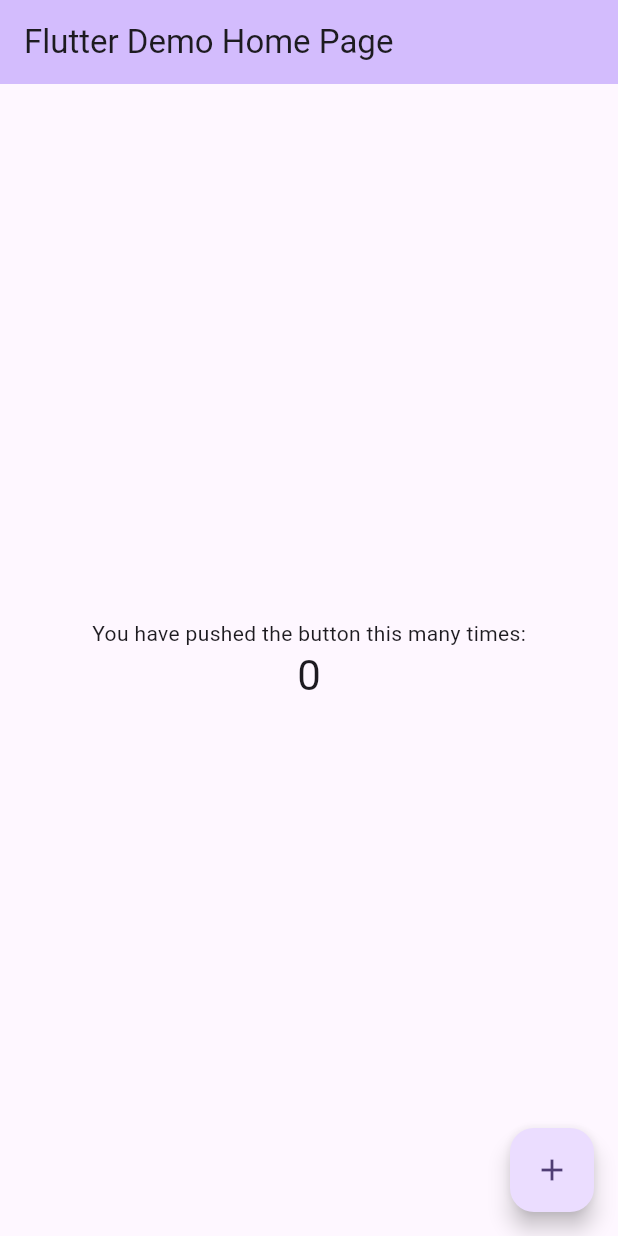
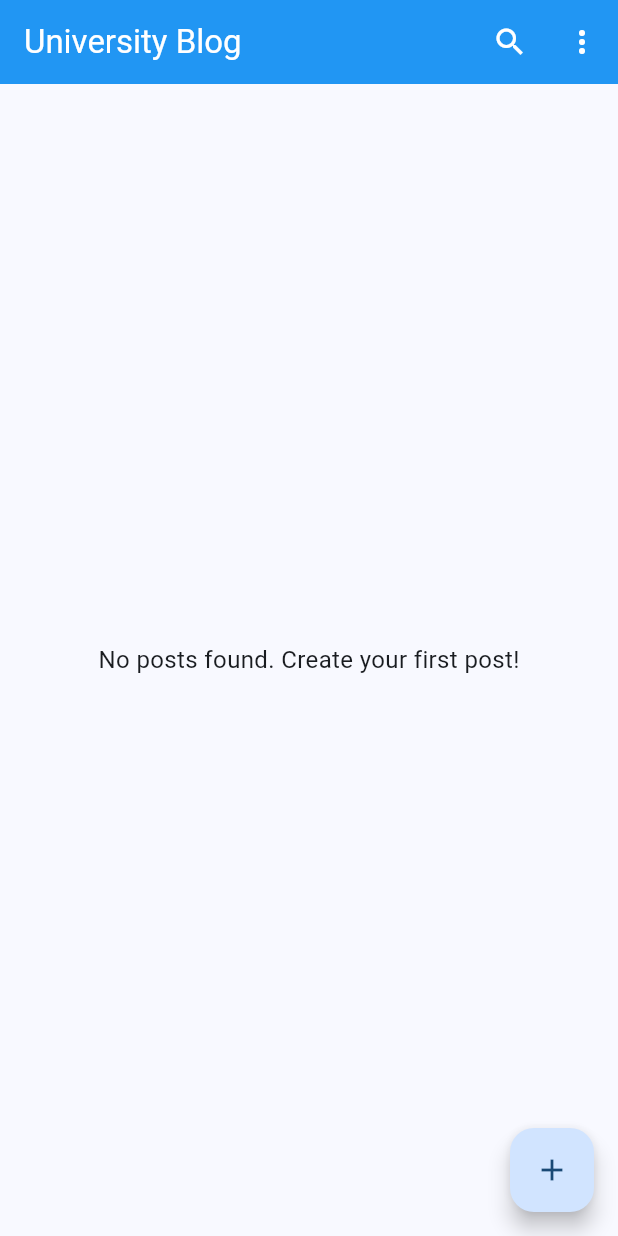
Before and after one commit to kamel404/CourseTrack, a Flutter app: the screen it shows after launch, on a phone screen of 412 x 824 dp. Run offline on Flutter 3.47's test engine with Material 3 defaults, Android fonts, the phone set to English and light mode, and no system bars; our stand-ins replace image_picker, sqflite; accounts and stored records are empty.

Commit message:
Home Screen done

```diff
--- a/lib/main.dart
+++ b/lib/main.dart
@@ -1,4 +1,7 @@
 import 'package:flutter/material.dart';
+import 'package:provider/provider.dart';
+import 'package:coursetrack/providers/post_provider.dart';
+import 'package:coursetrack/screens/home_screen.dart';
 
 void main() {
   runApp(const MyApp());
@@ -7,116 +10,25 @@ void main() {
 class MyApp extends StatelessWidget {
   const MyApp({super.key});
 
-  // This widget is the root of your application.
   @override
   Widget build(BuildContext context) {
-    return MaterialApp(
-      title: 'Flutter Demo',
-      theme: ThemeData(
-        // This is the theme of your application.
-        //
-        // TRY THIS: Try running your application with "flutter run". You'll see
-        // the application has a purple toolbar. Then, without quitting the app,
-        // try changing the seedColor in the colorScheme below to Colors.green
-        // and then invoke "hot reload" (save your changes or press the "hot
-        // reload" button in a Flutter-supported IDE, or press "r" if you used
-        // the command line to start the app).
-        //
-        // Notice that the counter didn't reset back to zero; the application
-        // state is not lost during the reload. To reset the state, use hot
-        // restart instead.
-        //
-        // This works for code too, not just values: Most code changes can be
-        // tested with just a hot reload.
-        colorScheme: ColorScheme.fromSeed(seedColor: Colors.deepPurple),
+    return ChangeNotifierProvider(
+      create: (context) => PostProvider(),
+      child: MaterialApp(
+        title: 'University Blog',
+        debugShowCheckedModeBanner: false,
+        theme: ThemeData(
+          useMaterial3: true,
+          colorScheme: ColorScheme.fromSeed(seedColor: Colors.blue),
+          appBarTheme: const AppBarTheme(
+            elevation: 0,
+            centerTitle: false,
+            foregroundColor: Colors.white,
+            backgroundColor: Colors.blue,
+          ),
+        ),
+        home: const HomeScreen(),
       ),
-      home: const MyHomePage(title: 'Flutter Demo Home Page'),
     );
   }
 }
-
-class MyHomePage extends StatefulWidget {
-  const MyHomePage({super.key, required this.title});
-
-  // This widget is the home page of your application. It is stateful, meaning
-  // that it has a State object (defined below) that contains fields that affect
-  // how it looks.
-
-  // This class is the configuration for the state. It holds the values (in this
-  // case the title) provided by the parent (in this case the App widget) and
-  // used by the build method of the State. Fields in a Widget subclass are
-  // always marked "final".
-
-  final String title;
-
-  @override
-  State<MyHomePage> createState() => _MyHomePageState();
-}
-
-class _MyHomePageState extends State<MyHomePage> {
-  int _counter = 0;
-
-  void _incrementCounter() {
-    setState(() {
-      // This call to setState tells the Flutter framework that something has
-      // changed in this State, which causes it to rerun the build method below
-      // so that the display can reflect the updated values. If we changed
-      // _counter without calling setState(), then the build method would not be
-      // called again, and so nothing would appear to happen.
-      _counter++;
-    });
-  }
-
-  @override
-  Widget build(BuildContext context) {
-    // This method is rerun every time setState is called, for instance as done
-    // by the _incrementCounter method above.
-    //
-    // The Flutter framework has been optimized to make rerunning build methods
-    // fast, so that you can just rebuild anything that needs updating rather
-    // than having to individually change instances of widgets.
-    return Scaffold(
-      appBar: AppBar(
-        // TRY THIS: Try changing the color here to a specific color (to
-        // Colors.amber, perhaps?) and trigger a hot reload to see the AppBar
-        // change color while the other colors stay the same.
-        backgroundColor: Theme.of(context).colorScheme.inversePrimary,
-        // Here we take the value from the MyHomePage object that was created by
-        // the App.build method, and use it to set our appbar title.
-        title: Text(widget.title),
-      ),
-      body: Center(
-        // Center is a layout widget. It takes a single child and positions it
-        // in the middle of the parent.
-        child: Column(
-          // Column is also a layout widget. It takes a list of children and
-          // arranges them vertically. By default, it sizes itself to fit its
-          // children horizontally, and tries to be as tall as its parent.
-          //
-          // Column has various properties to control how it sizes itself and
-          // how it positions its children. Here we use mainAxisAlignment to
-          // center the children vertically; the main axis here is the vertical
-          // axis because Columns are vertical (the cross axis would be
-          // horizontal).
-          //
-          // TRY THIS: Invoke "debug painting" (choose the "Toggle Debug Paint"
-          // action in the IDE, or press "p" in the console), to see the
-          // wireframe for each widget.
-          mainAxisAlignment: MainAxisAlignment.center,
-          children: <Widget>[
-            const Text('You have pushed the button this many times:'),
-            Text(
-              '$_counter',
-              style: Theme.of(context).textTheme.headlineMedium,
-            ),
-          ],
-        ),
-      ),
-      floatingActionButton: FloatingActionButton(
-        onPressed: _incrementCounter,
-        tooltip: 'Increment',
-        child: const Icon(Icons.add),
-      ), // This trailing comma makes auto-formatting nicer for build methods.
-    );
-  }
-}
--- a/lib/screens/home_screen.dart
+++ b/lib/screens/home_screen.dart
@@ -0,0 +1,270 @@
+import 'dart:io';
+import 'package:flutter/material.dart';
+import 'package:provider/provider.dart';
+import 'package:coursetrack/models/blog_post.dart';
+import 'package:coursetrack/providers/post_provider.dart';
+import 'package:coursetrack/screens/add_post_screen.dart';
+
+class HomeScreen extends StatefulWidget {
+  const HomeScreen({super.key});
+
+  @override
+  State<HomeScreen> createState() => _HomeScreenState();
+}
+
+class _HomeScreenState extends State<HomeScreen> {
+  final TextEditingController _searchController = TextEditingController();
+  bool _isSearching = false;
+  final String _username = 'student1'; // Simulated current user
+
+  @override
+  void initState() {
+    super.initState();
+    // Load all posts when screen initializes
+    // Capture the provider before the async gap
+    final postProvider = Provider.of<PostProvider>(context, listen: false);
+    Future.microtask(() {
+      postProvider.fetchAllPosts();
+    });
+  }
+
+  @override
+  void dispose() {
+    _searchController.dispose();
+    super.dispose();
+  }
+
+  void _toggleSearch() {
+    setState(() {
+      _isSearching = !_isSearching;
+      if (!_isSearching) {
+        _searchController.clear();
+        // Reset to show all posts
+        Provider.of<PostProvider>(context, listen: false).fetchAllPosts();
+      }
+    });
+  }
+
+  void _performSearch(String query) {
+    if (query.trim().isEmpty) {
+      Provider.of<PostProvider>(context, listen: false).fetchAllPosts();
+    } else {
+      Provider.of<PostProvider>(context, listen: false).searchPosts(query);
+    }
+  }
+
+  void _showMyPosts() {
+    Provider.of<PostProvider>(context, listen: false).fetchUserPosts(_username);
+  }
+
+  void _showAllPosts() {
+    Provider.of<PostProvider>(context, listen: false).fetchAllPosts();
+  }
+
+  @override
+  Widget build(BuildContext context) {
+    return Scaffold(
+      appBar: AppBar(
+        title: _isSearching
+            ? TextField(
+                controller: _searchController,
+                decoration: const InputDecoration(
+                  hintText: 'Search posts...',
+                  border: InputBorder.none,
+                ),
+                style: const TextStyle(color: Colors.white),
+                autofocus: true,
+                onChanged: _performSearch,
+              )
+            : const Text('University Blog'),
+        actions: [
+          IconButton(
+            icon: Icon(_isSearching ? Icons.close : Icons.search),
+            onPressed: _toggleSearch,
+          ),
+          PopupMenuButton<String>(
+            onSelected: (value) {
+              if (value == 'myPosts') {
+                _showMyPosts();
+              } else if (value == 'allPosts') {
+                _showAllPosts();
+              }
+            },
+            itemBuilder: (context) => [
+              const PopupMenuItem(
+                value: 'myPosts',
+                child: Text('My Posts'),
+              ),
+              const PopupMenuItem(
+                value: 'allPosts',
+                child: Text('All Posts'),
+              ),
+            ],
+          ),
+        ],
+      ),
+      body: Consumer<PostProvider>(
+        builder: (context, postProvider, child) {
+          final posts = postProvider.posts;
+
+          if (posts.isEmpty) {
+            return const Center(
+              child: Text(
+                'No posts found. Create your first post!',
+                style: TextStyle(fontSize: 16),
+              ),
+            );
+          }
+
+          return ListView.builder(
+            itemCount: posts.length,
+            itemBuilder: (context, index) {
+              final post = posts[index];
+              return _buildPostCard(context, post);
+            },
+          );
+        },
+      ),
+      floatingActionButton: FloatingActionButton(
+        onPressed: () {
+          Navigator.push(
+            context,
+            MaterialPageRoute(
+              builder: (context) => AddPostScreen(username: _username),
+            ),
+          );
+        },
+        child: const Icon(Icons.add),
+      ),
+    );
+  }
+
+  Widget _buildPostCard(BuildContext context, BlogPost post) {
+    return Card(
+      margin: const EdgeInsets.symmetric(horizontal: 16, vertical: 8),
+      child: Column(
+        crossAxisAlignment: CrossAxisAlignment.start,
+        children: [
+          // Post header
+          Padding(
+            padding: const EdgeInsets.all(12),
+            child: Row(
+              children: [
+                const CircleAvatar(
+                  child: Icon(Icons.person),
+                ),
+                const SizedBox(width: 12),
+                Expanded(
+                  child: Column(
+                    crossAxisAlignment: CrossAxisAlignment.start,
+                    children: [
+                      Text(
+                        post.author,
+                        style: const TextStyle(fontWeight: FontWeight.bold),
+                      ),
+                      Text(
+                        '${post.date.day}/${post.date.month}/${post.date.year}',
+                        style: TextStyle(
+                          color: Colors.grey[600],
+                          fontSize: 12,
+                        ),
+                      ),
+                    ],
+                  ),
+                ),
+                if (post.author == _username)
+                  PopupMenuButton<String>(
+                    onSelected: (value) {
+                      if (value == 'delete') {
+                        _showDeleteConfirmation(context, post);
+                      }
+                    },
+                    itemBuilder: (context) => [
+                      const PopupMenuItem(
+                        value: 'edit',
+                        child: Text('Edit'),
+                      ),
+                      const PopupMenuItem(
+                        value: 'delete',
+                        child: Text('Delete'),
+                      ),
+                    ],
+                  ),
+              ],
+            ),
+          ),
+
+          // Post title
+          Padding(
+            padding: const EdgeInsets.symmetric(horizontal: 16, vertical: 8),
+            child: Text(
+              post.title,
+              style: const TextStyle(
+                fontSize: 18,
+                fontWeight: FontWeight.bold,
+              ),
+            ),
+          ),
+
+          // Post content
+          Padding(
+            padding: const EdgeInsets.symmetric(horizontal: 16),
+            child: Text(
+              post.content,
+              maxLines: 3,
+              overflow: TextOverflow.ellipsis,
+            ),
+          ),
+
+          // Post image
+          if (post.imagePath != null && post.imagePath!.isNotEmpty) ...[
+            const SizedBox(height: 12),
+            SizedBox(
+              height: 200,
+              width: double.infinity,
+              child: Image.file(
+                File(post.imagePath!),
+                fit: BoxFit.cover,
+                errorBuilder: (context, error, stackTrace) {
+                  return const Center(
+                    child: Icon(
+                      Icons.broken_image,
+                      size: 50,
+                      color: Colors.grey,
+                    ),
+                  );
+                },
+              ),
+            ),
+          ],
+
+          const SizedBox(height: 16),
+        ],
+      ),
+    );
+  }
+
+  void _showDeleteConfirmation(BuildContext context, BlogPost post) {
+    showDialog(
+      context: context,
+      builder: (context) => AlertDialog(
+        title: const Text('Delete Post'),
+        content: const Text('Are you sure you want to delete this post?'),
+        actions: [
+          TextButton(
+            onPressed: () => Navigator.pop(context),
+            child: const Text('Cancel'),
+          ),
+          TextButton(
+            onPressed: () {
+              Provider.of<PostProvider>(context, listen: false)
+                  .deletePost(post.id);
+              Navigator.pop(context);
+            },
+            child: const Text('Delete'),
+          ),
+        ],
+      ),
+    );
+  }
+}
--- a/pubspec.yaml
+++ b/pubspec.yaml
@@ -34,6 +34,7 @@ dependencies:
   path_provider: ^2.0.15
   sqflite: ^2.3.0
   path: ^1.8.3
+  provider: ^6.1.1
 
   # The following adds the Cupertino Icons font to your application.
   # Use with the CupertinoIcons class for iOS style icons.
```
Also changed, not shown: lib/providers/post_provider.dart (+5 -3 lines), pubspec.lock.
